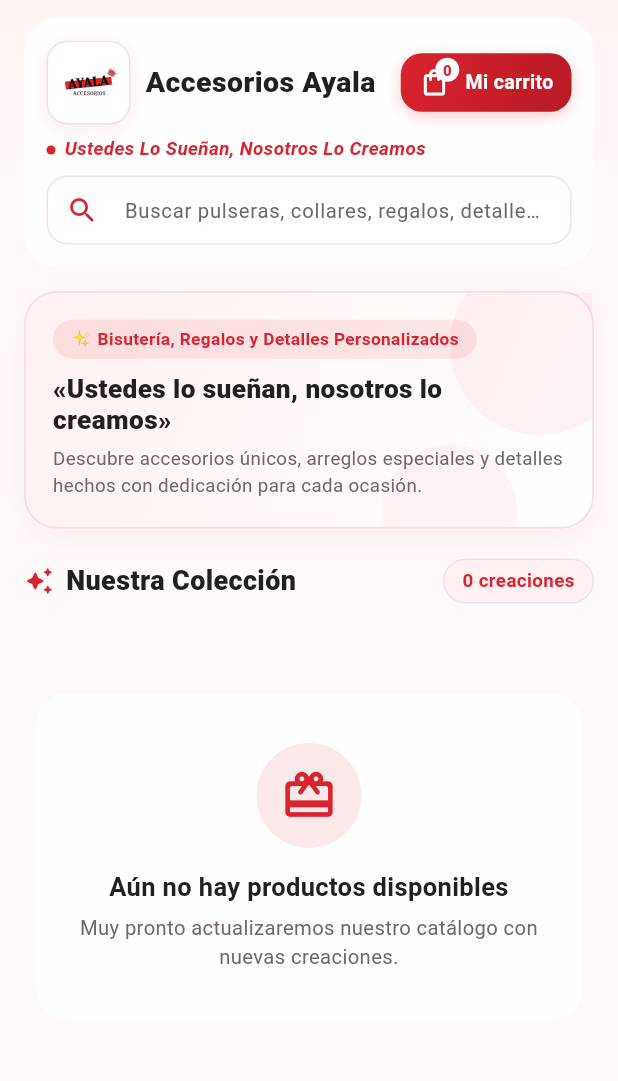
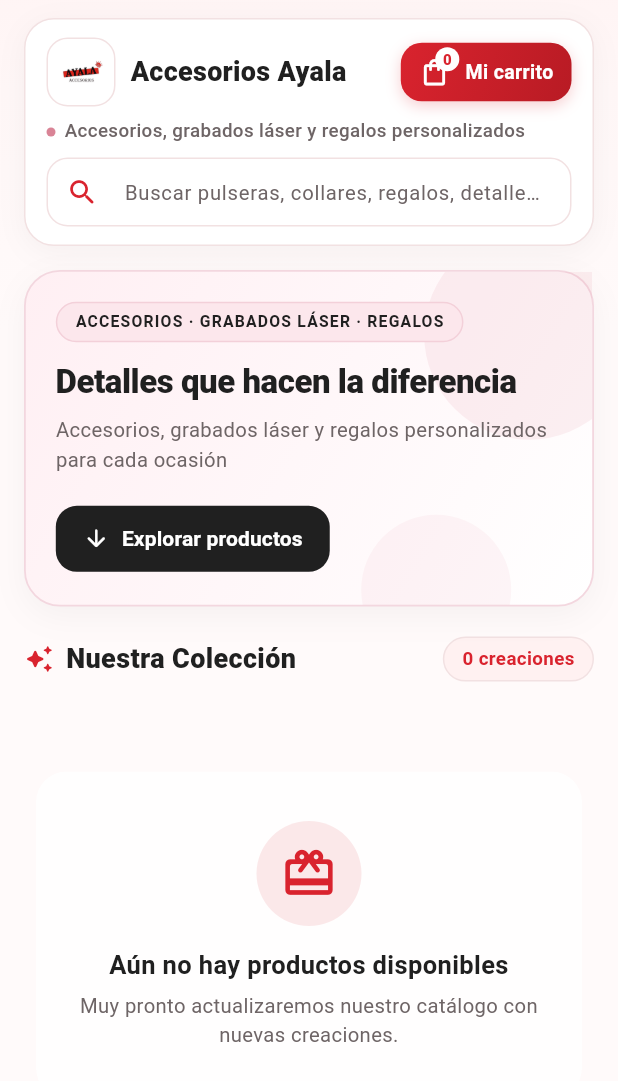
Before and after one commit to luisenriqueag9/accesorios_ayala, a Flutter app: the screen it shows after launch, on a phone screen of 412 x 824 dp. Shown: the top 1081 px of the screen. Run offline on Flutter 3.47's test engine with Material 3 defaults, Android fonts, the phone set to English and light mode, and no system bars; our stand-ins replace cloud_firestore, cloud_functions, country_picker, firebase_auth, firebase_core, firebase_storage and 4 more; missing offline and left inert: dart:html; accounts and stored records are empty.

Commit message:
feat: modernizar encabezado y portada del catalogo publico

```diff
--- a/accesorios_ayala/lib/views/catalogo_publico_view.dart
+++ b/accesorios_ayala/lib/views/catalogo_publico_view.dart
@@ -23,6 +23,8 @@ class _CatalogoPublicoViewState extends State<CatalogoPublicoView> {
   static const Color _bordeSuave = Color(0xFFF2E1E2);
 
   final TextEditingController _buscarCtrl = TextEditingController();
+  final ScrollController _scrollCtrl = ScrollController();
+  final GlobalKey _claveSeccionProductos = GlobalKey();
 
   List<Producto> _productos = [];
   List<Producto> _productosFiltrados = [];
@@ -56,7 +58,27 @@ class _CatalogoPublicoViewState extends State<CatalogoPublicoView> {
   @override
   void dispose() {
     _buscarCtrl.dispose();
+    _scrollCtrl.dispose();
     super.dispose();
+  }
+
+  void _irAProductos() {
+    final contextoSeccion = _claveSeccionProductos.currentContext;
+    if (contextoSeccion != null) {
+      Scrollable.ensureVisible(
+        contextoSeccion,
+        duration: const Duration(milliseconds: 450),
+        curve: Curves.easeOutCubic,
+      );
+      return;
+    }
+    if (_scrollCtrl.hasClients) {
+      _scrollCtrl.animateTo(
+        240,
+        duration: const Duration(milliseconds: 450),
+        curve: Curves.easeOutCubic,
+      );
+    }
   }
 
   Future<void> _cargarProductos() async {
@@ -1042,9 +1064,10 @@ class _CatalogoPublicoViewState extends State<CatalogoPublicoView> {
                           ),
                           Expanded(
                             child: CustomScrollView(
+                              controller: _scrollCtrl,
                               physics: const BouncingScrollPhysics(),
                               slivers: [
-                                // 2. Banner de bienvenida estilo boutique
+                                // 2. Hero Banner moderno
                                 SliverToBoxAdapter(
                                   child: Padding(
                                     padding: EdgeInsets.symmetric(
@@ -1060,6 +1083,7 @@ class _CatalogoPublicoViewState extends State<CatalogoPublicoView> {
                           // 3. Barra de título de sección y conteo de resultados
                           SliverToBoxAdapter(
                             child: Padding(
+                              key: _claveSeccionProductos,
                               padding: EdgeInsets.fromLTRB(
                                 paddingHorizontal,
                                 12,
@@ -1204,60 +1228,62 @@ class _CatalogoPublicoViewState extends State<CatalogoPublicoView> {
     BuildContext context, {
     required bool esEscritorio,
   }) {
-    return GlassContainer(
-      blur: 14,
-      opacity: 0.88,
-      borderRadius: 22,
+    return Container(
       padding: EdgeInsets.symmetric(
-        horizontal: esEscritorio ? 20 : 14,
-        vertical: 14,
+        horizontal: esEscritorio ? 22 : 14,
+        vertical: esEscritorio ? 14 : 12,
+      ),
+      decoration: BoxDecoration(
+        color: _blanco,
+        borderRadius: BorderRadius.circular(20),
+        border: Border.all(color: _bordeSuave),
+        boxShadow: [
+          BoxShadow(
+            color: Colors.black.withValues(alpha: 0.04),
+            blurRadius: 16,
+            offset: const Offset(0, 4),
+          ),
+        ],
       ),
       child: Column(
         children: [
           Row(
             children: [
-              // Logo oficial con marco limpio
+              // Logo oficial con marco blanco limpio
               Container(
-                width: 56,
-                height: 56,
-                padding: const EdgeInsets.all(2),
+                width: esEscritorio ? 52 : 46,
+                height: esEscritorio ? 52 : 46,
+                padding: const EdgeInsets.all(3),
                 decoration: BoxDecoration(
                   color: _blanco,
                   borderRadius: BorderRadius.circular(14),
                   border: Border.all(color: _bordeSuave),
-                  boxShadow: [
-                    BoxShadow(
-                      color: _rojoMarca.withValues(alpha: 0.08),
-                      blurRadius: 10,
-                      offset: const Offset(0, 3),
-                    ),
-                  ],
                 ),
                 child: Image.asset(
                   'assets/logo/logo_ayala.png',
                   fit: BoxFit.contain,
                   errorBuilder: (_, __, ___) => const Icon(
-                    Icons.favorite_rounded,
-                    color: _rojoMarca,
+                    Icons.auto_awesome_rounded,
+                    color: _negroElegante,
                   ),
                 ),
               ),
-              SizedBox(width: esEscritorio ? 12 : 10),
-
-              // Nombre y Eslogan Oficial (en móvil el eslogan pasa debajo para evitar truncado)
+              SizedBox(width: esEscritorio ? 14 : 10),
+
+              // Marca y línea de negocio
               Expanded(
                 child: Column(
                   crossAxisAlignment: CrossAxisAlignment.start,
                   children: [
-                    const Text(
+                    Text(
                       'Accesorios Ayala',
                       maxLines: 1,
                       overflow: TextOverflow.ellipsis,
                       style: TextStyle(
-                        fontSize: 19,
-                        fontWeight: FontWeight.w900,
+                        fontSize: esEscritorio ? 20 : 18,
+                        fontWeight: FontWeight.w800,
                         color: _negroElegante,
-                        letterSpacing: 0.3,
+                        letterSpacing: 0.2,
                       ),
                     ),
                     if (esEscritorio) ...[
@@ -1283,7 +1309,7 @@ class _CatalogoPublicoViewState extends State<CatalogoPublicoView> {
             ],
           ),
 
-          // En móvil, el eslogan completo y el buscador ocupan todo el ancho debajo
+          // En móvil, el subtítulo y el buscador ocupan todo el ancho debajo
           if (!esEscritorio) ...[
             const SizedBox(height: 8),
             _construirEslogan(esEscritorio: false),
@@ -1306,7 +1332,7 @@ class _CatalogoPublicoViewState extends State<CatalogoPublicoView> {
             width: 6,
             height: 6,
             decoration: const BoxDecoration(
-              color: _rojoMarca,
+              color: Color(0xFFD98496),
               shape: BoxShape.circle,
             ),
           ),
@@ -1314,15 +1340,14 @@ class _CatalogoPublicoViewState extends State<CatalogoPublicoView> {
         const SizedBox(width: 6),
         Expanded(
           child: Text(
-            'Ustedes Lo Sueñan, Nosotros Lo Creamos',
+            'Accesorios, grabados láser y regalos personalizados',
             maxLines: esEscritorio ? 1 : 2,
             overflow:
                 esEscritorio ? TextOverflow.ellipsis : TextOverflow.visible,
             style: const TextStyle(
               fontSize: 12.5,
-              fontWeight: FontWeight.w600,
-              fontStyle: FontStyle.italic,
-              color: _rojoMarca,
+              fontWeight: FontWeight.w500,
+              color: _grisTexto,
               height: 1.25,
             ),
           ),
@@ -1468,54 +1493,55 @@ class _CatalogoPublicoViewState extends State<CatalogoPublicoView> {
       decoration: BoxDecoration(
         gradient: const LinearGradient(
           colors: [
-            _rosaClaro,
-            Color(0xFFFFF8F8),
+            Color(0xFFFFEFF3),
+            Color(0xFFFFF7F9),
             _blanco,
           ],
           begin: Alignment.topLeft,
           end: Alignment.bottomRight,
         ),
-        borderRadius: BorderRadius.circular(22),
-        border: Border.all(color: _bordeSuave, width: 1.2),
+        borderRadius: BorderRadius.circular(24),
+        border: Border.all(color: const Color(0xFFF3D7DF), width: 1.2),
         boxShadow: [
           BoxShadow(
-            color: _rojoMarca.withValues(alpha: 0.06),
-            blurRadius: 16,
+            color: Colors.black.withValues(alpha: 0.04),
+            blurRadius: 18,
             offset: const Offset(0, 6),
           ),
         ],
       ),
       child: Stack(
         children: [
-          // Círculos decorativos sutiles en rosa/rojo muy tenue
+          // Acentos geométricos sutiles en rosa suave
           Positioned(
-            right: -25,
-            top: -25,
+            right: -28,
+            top: -28,
             child: Container(
-              width: 120,
-              height: 120,
+              width: 140,
+              height: 140,
               decoration: BoxDecoration(
-                color: _rojoMarca.withValues(alpha: 0.05),
+                color: const Color(0xFFE8A4B3).withValues(alpha: 0.16),
                 shape: BoxShape.circle,
               ),
             ),
           ),
           Positioned(
-            right: 50,
-            bottom: -35,
+            right: 54,
+            bottom: -40,
             child: Container(
-              width: 90,
-              height: 90,
+              width: 100,
+              height: 100,
               decoration: BoxDecoration(
-                color: _rojoMarca.withValues(alpha: 0.04),
+                color: const Color(0xFFE8A4B3).withValues(alpha: 0.10),
                 shape: BoxShape.circle,
               ),
             ),
           ),
 
           Padding(
-            padding: EdgeInsets.all(esEscritorio ? 24 : 18),
+            padding: EdgeInsets.all(esEscritorio ? 30 : 20),
             child: Row(
+              crossAxisAlignment: CrossAxisAlignment.center,
               children: [
                 Expanded(
                   child: Column(
@@ -1527,72 +1553,109 @@ class _CatalogoPublicoViewState extends State<CatalogoPublicoView> {
                           vertical: 5,
                         ),
                         decoration: BoxDecoration(
-                          color: _rojoMarca.withValues(alpha: 0.10),
+                          color: const Color(0xFFFCE7EC),
                           borderRadius: BorderRadius.circular(30),
+                          border: Border.all(
+                            color: const Color(0xFFF3D0D9),
+                          ),
                         ),
                         child: const Text(
-                          '✨ Bisutería, Regalos y Detalles Personalizados',
+                          'ACCESORIOS · GRABADOS LÁSER · REGALOS',
                           style: TextStyle(
-                            color: _rojoMarca,
+                            color: _negroElegante,
                             fontWeight: FontWeight.w700,
-                            fontSize: 11.5,
-                          ),
+                            fontSize: 10.5,
+                            letterSpacing: 0.8,
+                          ),
+                        ),
+                      ),
+                      const SizedBox(height: 14),
+                      Text(
+                        'Detalles que hacen la diferencia',
+                        style: TextStyle(
+                          color: _negroElegante,
+                          fontSize: esEscritorio ? 30 : 22,
+                          fontWeight: FontWeight.w900,
+                          height: 1.15,
+                          letterSpacing: -0.3,
                         ),
                       ),
                       const SizedBox(height: 10),
                       Text(
-                        '«Ustedes lo sueñan, nosotros lo creamos»',
-                        style: TextStyle(
-                          color: _negroElegante,
-                          fontSize: esEscritorio ? 22 : 17.5,
-                          fontWeight: FontWeight.w900,
-                          height: 1.2,
-                        ),
-                      ),
-                      const SizedBox(height: 6),
-                      Text(
-                        'Descubre accesorios únicos, arreglos especiales y detalles hechos con dedicación para cada ocasión.',
+                        'Accesorios, grabados láser y regalos personalizados para cada ocasión',
                         style: TextStyle(
                           color: _grisTexto,
-                          fontSize: esEscritorio ? 14 : 12.5,
-                          height: 1.4,
+                          fontSize: esEscritorio ? 15 : 13.5,
+                          height: 1.45,
+                        ),
+                      ),
+                      const SizedBox(height: 18),
+                      ElevatedButton.icon(
+                        onPressed: _irAProductos,
+                        style: ElevatedButton.styleFrom(
+                          backgroundColor: _negroElegante,
+                          foregroundColor: _blanco,
+                          elevation: 0,
+                          padding: EdgeInsets.symmetric(
+                            horizontal: esEscritorio ? 22 : 18,
+                            vertical: esEscritorio ? 14 : 12,
+                          ),
+                          shape: RoundedRectangleBorder(
+                            borderRadius: BorderRadius.circular(14),
+                          ),
+                        ),
+                        icon: const Icon(Icons.arrow_downward_rounded, size: 18),
+                        label: const Text(
+                          'Explorar productos',
+                          style: TextStyle(
+                            fontWeight: FontWeight.w700,
+                            fontSize: 14,
+                          ),
                         ),
                       ),
                     ],
                   ),
                 ),
                 if (esEscritorio) ...[
-                  const SizedBox(width: 20),
+                  const SizedBox(width: 24),
                   Container(
                     padding: const EdgeInsets.symmetric(
-                      horizontal: 18,
-                      vertical: 14,
+                      horizontal: 20,
+                      vertical: 16,
                     ),
                     decoration: BoxDecoration(
                       color: _blanco,
                       borderRadius: BorderRadius.circular(18),
-                      border: Border.all(color: _bordeSuave),
+                      border: Border.all(color: const Color(0xFFF3D7DF)),
+                      boxShadow: [
+                        BoxShadow(
+                          color: Colors.black.withValues(alpha: 0.03),
+                          blurRadius: 12,
+                          offset: const Offset(0, 4),
+                        ),
+                      ],
                     ),
                     child: const Row(
                       mainAxisSize: MainAxisSize.min,
                       children: [
                         Icon(
-                          Icons.card_giftcard_rounded,
-                          color: _rojoMarca,
-                          size: 28,
+                          Icons.auto_awesome_outlined,
+                          color: _negroElegante,
+                          size: 26,
                         ),
-                        SizedBox(width: 10),
+                        SizedBox(width: 12),
                         Column(
                           crossAxisAlignment: CrossAxisAlignment.start,
                           children: [
                             Text(
-                              'Detalles con Estilo',
+                              'Hecho a tu medida',
                               style: TextStyle(
                                 color: _negroElegante,
-                                fontWeight: FontWeight.bold,
-                                fontSize: 13.5,
-                              ),
-                            ),
+                                fontWeight: FontWeight.w800,
+                                fontSize: 14,
+                              ),
+                            ),
+                            SizedBox(height: 2),
                             Text(
                               'Precios en Lempiras (L.)',
                               style: TextStyle(
```
